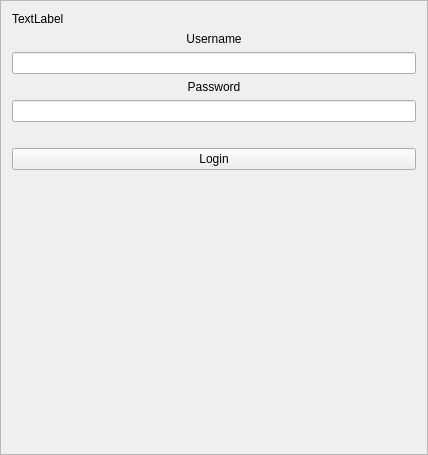
Above: src/loginframe.ui from murrple-1/BedChaser before the change. Below: the same form after it.
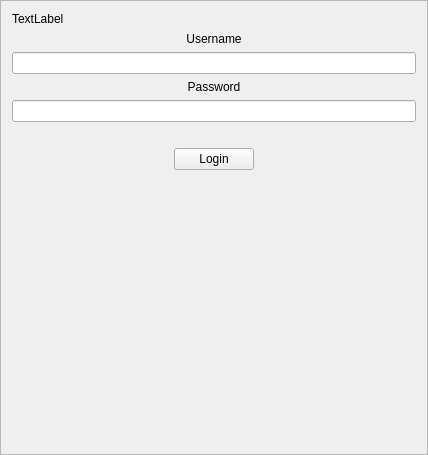
That is the form after the change.

The edit to the form file:
```diff
--- a/src/loginframe.ui
+++ b/src/loginframe.ui
@@ -105,11 +105,41 @@
     </widget>
    </item>
    <item>
-    <widget class="QPushButton" name="loginButton">
-     <property name="text">
-      <string>Login</string>
-     </property>
-    </widget>
+    <layout class="QHBoxLayout" name="loginHorizontalLayout">
+     <item>
+      <spacer name="horizontalSpacer">
+       <property name="orientation">
+        <enum>Qt::Horizontal</enum>
+       </property>
+       <property name="sizeHint" stdset="0">
+        <size>
+         <width>40</width>
+         <height>20</height>
+        </size>
+       </property>
+      </spacer>
+     </item>
+     <item>
+      <widget class="QPushButton" name="loginPushButton">
+       <property name="text">
+        <string>Login</string>
+       </property>
+      </widget>
+     </item>
+     <item>
+      <spacer name="horizontalSpacer_2">
+       <property name="orientation">
+        <enum>Qt::Horizontal</enum>
+       </property>
+       <property name="sizeHint" stdset="0">
+        <size>
+         <width>40</width>
+         <height>20</height>
+        </size>
+       </property>
+      </spacer>
+     </item>
+    </layout>
    </item>
    <item>
     <spacer name="verticalSpacer">
```
Left out of the diff: 4 changed lines with no effect on the pictures.
